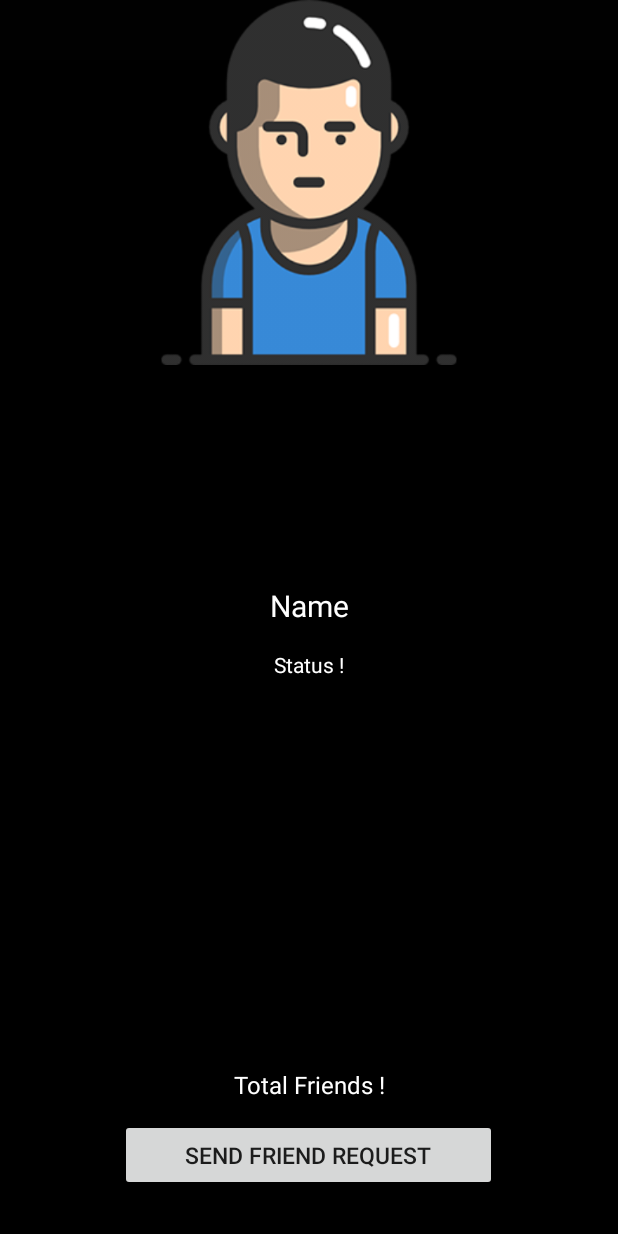
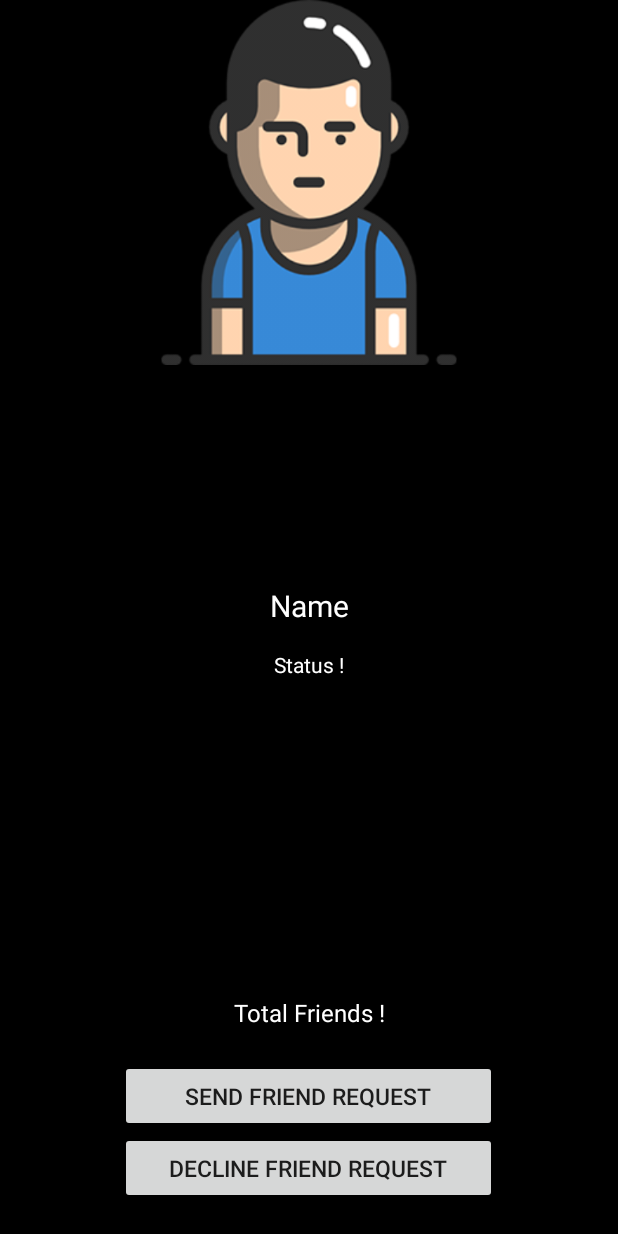
Before and after one commit to MohsanSultan/MooChat, an Android app: the layout activity_users_profile.xml on its own in the app's theme, with its tools: preview values and no code run, on a phone screen of 412 x 824 dp. Run offline under Robolectric (Android 15) with nearby library versions, the phone set to English and light mode, and no system bars.

Commit message:
10-01-19

```diff
--- a/app/src/main/java/com/example/moo_chat/moochat/AllUsersActivity.java
+++ b/app/src/main/java/com/example/moo_chat/moochat/AllUsersActivity.java
@@ -47,7 +47,6 @@ public class AllUsersActivity extends AppCompatActivity {
         myUsersList.setHasFixedSize(true);
         myUsersList.setLayoutManager(new LinearLayoutManager(this));
 
-
     }
 
     @Override
@@ -71,7 +70,7 @@ public class AllUsersActivity extends AppCompatActivity {
                     @Override
                     public void onClick(View v) {
 
-                        Intent userProfileIntent = new Intent(AllUsersActivity.this , UsersPorfileActivity.class);
+                        Intent userProfileIntent = new Intent(AllUsersActivity.this , UsersProfileActivity.class);
                         userProfileIntent.putExtra("user_data" , userId);
                         startActivity(userProfileIntent);
                     }
--- a/app/src/main/java/com/example/moo_chat/moochat/RegisterActivity.java
+++ b/app/src/main/java/com/example/moo_chat/moochat/RegisterActivity.java
@@ -71,7 +71,6 @@ public class RegisterActivity extends AppCompatActivity implements  View.OnClick
         RegAcBtn.setOnClickListener(this);
     }
 
-
     @Override
     public void onClick(View view) {
 
--- a/app/src/main/res/layout/activity_users_porfile.xml
+++ b/app/src/main/res/layout/activity_users_profile.xml
@@ -5,18 +5,14 @@
     android:layout_width="match_parent"
     android:layout_height="match_parent"
     android:background="@android:color/black"
-    tools:context=".UsersPorfileActivity">
+    tools:context=".UsersProfileActivity">
 
-    <include
-        android:id="@+id/user_profile_page_toolbar"
-        layout="@layout/app_bar_layout" />
 
     <ImageView
         android:id="@+id/user_profile_img"
         android:layout_width="match_parent"
         android:layout_height="243dp"
         android:layout_alignParentTop="true"
-        android:layout_below="@+id/user_profile_page_toolbar"
         android:layout_centerHorizontal="true"
         app:srcCompat="@drawable/user_avatar" />
 
@@ -47,7 +43,7 @@
         android:layout_height="34dp"
         android:layout_alignParentBottom="true"
         android:layout_centerHorizontal="true"
-        android:layout_marginBottom="78dp"
+        android:layout_marginBottom="126dp"
         android:text="Total Friends !"
         android:textAlignment="center"
         android:textColor="@android:color/white"
@@ -57,10 +53,21 @@
         android:id="@+id/profile_send_req_btn"
         android:layout_width="251dp"
         android:layout_height="wrap_content"
-        android:layout_below="@+id/user_profile_total_friends"
+        android:layout_alignParentBottom="true"
         android:layout_centerHorizontal="true"
-        android:layout_marginTop="-78dp"
+        android:layout_marginBottom="69dp"
         android:text="Send Friend Request"
+        android:textAlignment="center"
+        android:textSize="15sp" />
+
+    <Button
+        android:id="@+id/profile_decline_req_btn"
+        android:layout_width="251dp"
+        android:layout_height="wrap_content"
+        android:layout_below="@+id/profile_send_req_btn"
+        android:layout_centerHorizontal="true"
+        android:layout_marginTop="-69dp"
+        android:text="Decline Friend Request"
         android:textAlignment="center"
         android:textSize="15sp" />
 
```
Also changed, not shown: app/build.gradle (+7 -5 lines), app/src/main/AndroidManifest.xml (+6 -2 lines), app/src/main/java/com/example/moo_chat/moochat/MyMooChatOffline.java (added, +27 -0 lines), app/src/main/java/com/example/moo_chat/moochat/UserSettingActivity.java (+18 -1 lines), app/src/main/java/com/example/moo_chat/moochat/UsersPorfileActivity.java (deleted, +0 -126 lines), app/src/main/java/com/example/moo_chat/moochat/UsersProfileActivity.java (added, +301 -0 lines), app/src/main/res/layout/activity_user_setting.xml (+0 -29 lines).
